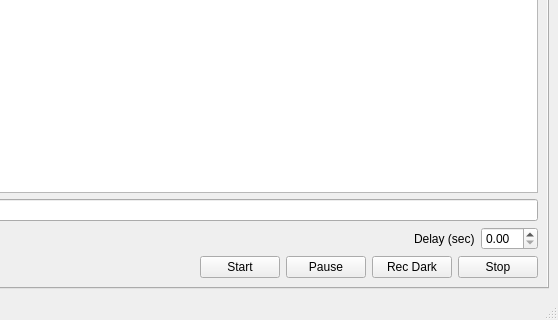
Above: piccolo2/player/player.ui from TeamPiccolo/piccolo2-player before the change; both pictures show x 222 to 780 and y 350 to 670 of the 780 by 670 pixel window. Below: the same form after it.
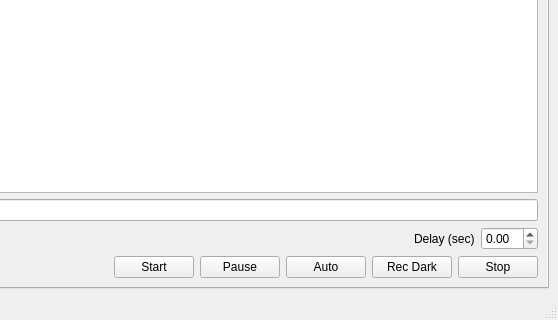
That is the form after the change. The open tabs and pages were chosen to show the change. Icons and pictures are not drawn. Custom widgets are drawn as their Qt base class.

Commit message: add auto integrate button

```diff
--- a/piccolo2/player/player.ui
+++ b/piccolo2/player/player.ui
@@ -338,6 +338,13 @@
             </property>
            </widget>
           </item>
+          <item>
+           <widget class="QPushButton" name="autoButton">
+            <property name="text">
+             <string>Auto</string>
+            </property>
+           </widget>
+          </item>
           <item>
            <widget class="QPushButton" name="darkButton">
             <property name="text">
```
Left out of the diff: 2 changed lines with no effect on the pictures. The commit also changes 2 other files.
